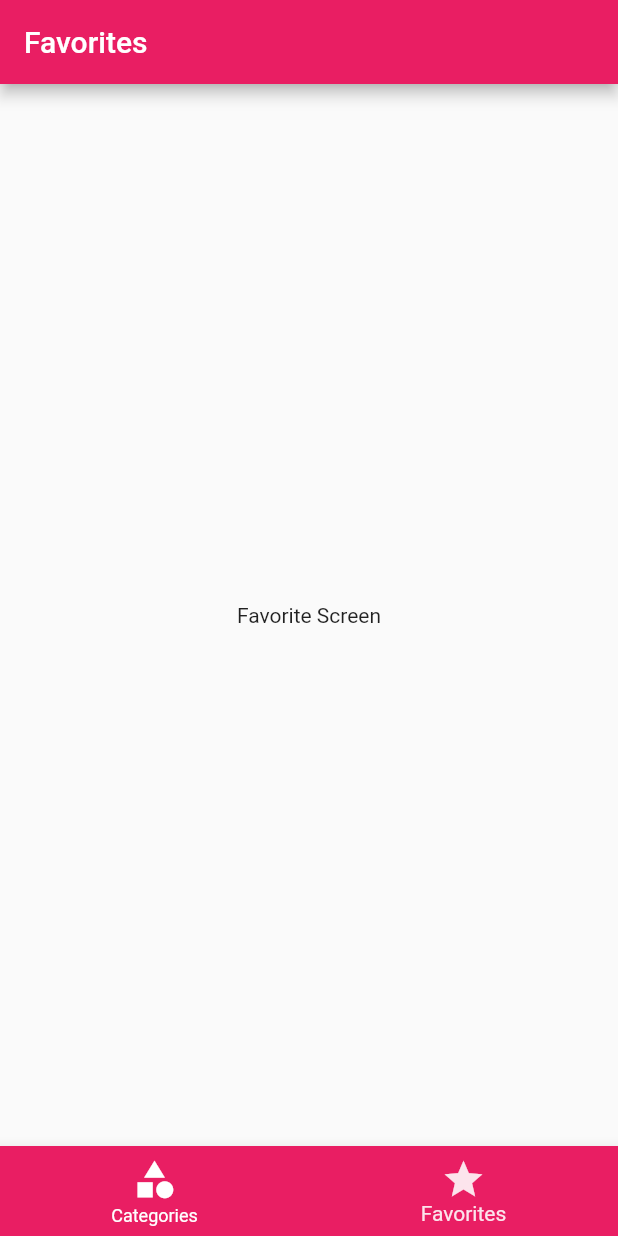
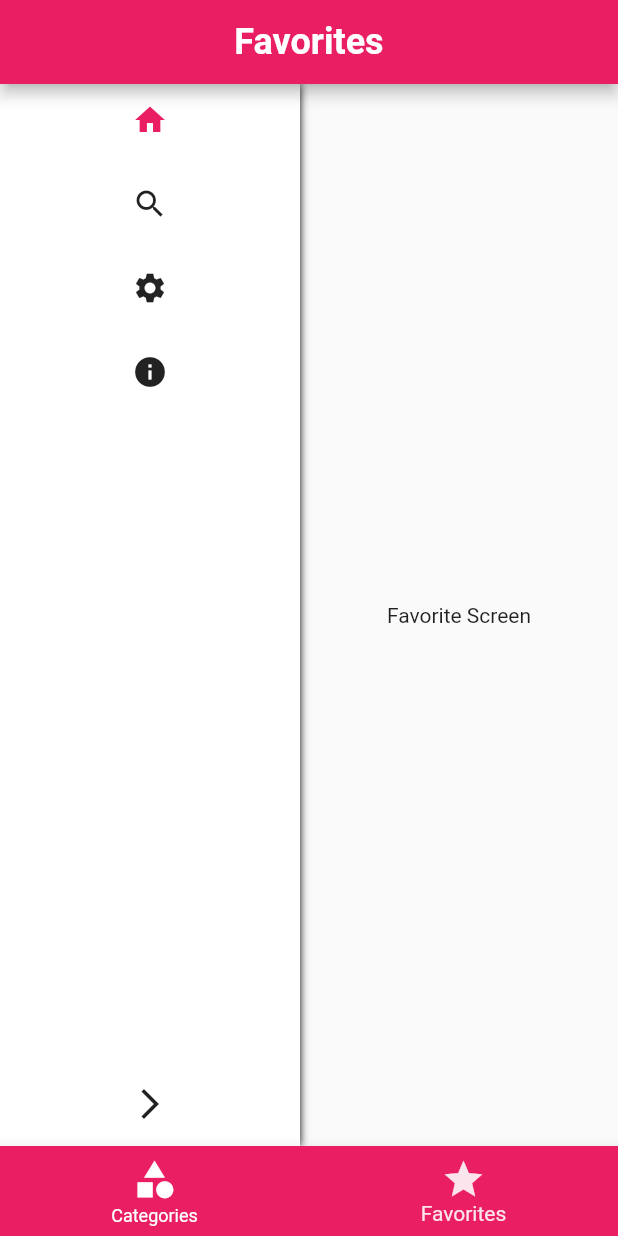
Before and after one commit to ApekTahua/meal_app, a Flutter app: the screen it shows after launch, item 2 of the bottom bar chosen, on a phone screen of 412 x 824 dp. Run offline on Flutter 3.47's test engine with Material 2 defaults, Android fonts, the phone set to English and light mode, and no system bars; drawn by our look-alikes of sidebarx.

Commit message:
Nambah sidebar

```diff
--- a/lib/category_item.dart
+++ b/lib/category_item.dart
@@ -35,6 +35,7 @@ class CategoryItem extends StatelessWidget {
           borderRadius: BorderRadius.circular(200),
         ),
         //Center the text
+        child: Center(
           child: Text(
               Color.alphaBlend(Colors.white.withOpacity(0.8), color)
                           .computeLuminance() >
@@ -42,7 +43,8 @@ class CategoryItem extends StatelessWidget {
                   ? title.toUpperCase()
                   : title,
               textAlign: TextAlign.center,
-            style: Theme.of(context).textTheme.titleMedium),
+              style: Theme.of(context).textTheme.titleSmall),
+        ),
       ),
     );
   }
--- a/lib/tabs_screen.dart
+++ b/lib/tabs_screen.dart
@@ -1,6 +1,7 @@
 import 'package:flutter/material.dart';
 import 'categories_screen.dart';
 import 'favorite_screen.dart';
+import 'package:sidebarx/sidebarx.dart';
 
 class TabsScreen extends StatefulWidget {
   const TabsScreen({super.key});
@@ -34,10 +35,45 @@ class TabsScreenState extends State<TabsScreen> {
   Widget build(BuildContext context) {
     return Scaffold(
       appBar: AppBar(
-          title: Text(
-        _pages[_selectedPageIndex]['title'],
-      )),
-      body: _pages[_selectedPageIndex]['page'],
+        title: Center(
+          child: Text(
+            _pages[_selectedPageIndex]['title'],
+            style: const TextStyle(
+              fontSize: 24,
+              fontWeight: FontWeight.bold,
+            ),
+          ),
+        ),
+      ),
+      body: Row(
+        children: [
+          Container(
+            width: 200, // Adjust the width as desired
+            decoration: const BoxDecoration(
+              boxShadow: [
+                BoxShadow(
+                  color: Color.fromARGB(255, 0, 0, 0),
+                  offset: Offset(0, 0),
+                  blurRadius: 4,
+                ),
+              ],
+              color: Color.fromARGB(255, 255, 255, 255),
+            ),
+            child: SidebarX(
+              controller: SidebarXController(selectedIndex: 0),
+              items: const [
+                SidebarXItem(icon: Icons.home, label: 'Home'),
+                SidebarXItem(icon: Icons.search, label: 'Search'),
+                SidebarXItem(icon: Icons.settings, label: 'Settings'),
+                SidebarXItem(icon: Icons.info, label: 'About'),
+              ],
+            ),
+          ),
+          Expanded(
+            child: _pages[_selectedPageIndex]['page'],
+          ),
+        ],
+      ),
       bottomNavigationBar: BottomNavigationBar(
         onTap: _selectPage,
         backgroundColor: Theme.of(context).primaryColor,
--- a/pubspec.yaml
+++ b/pubspec.yaml
@@ -1,14 +1,15 @@
 name: meal_app
 description: A new Flutter project.
-publish_to: 'none'
+publish_to: "none"
 version: 0.1.0
 
 environment:
-  sdk: '>=2.19.6 <3.0.0'
+  sdk: ">=2.19.6 <3.0.0"
 
 dependencies:
   flutter:
     sdk: flutter
+  sidebarx: ^0.15.0
 
 dev_dependencies:
   flutter_test:
```
Also changed, not shown: pubspec.lock. Lines whose indentation alone changed are shown as unchanged.
